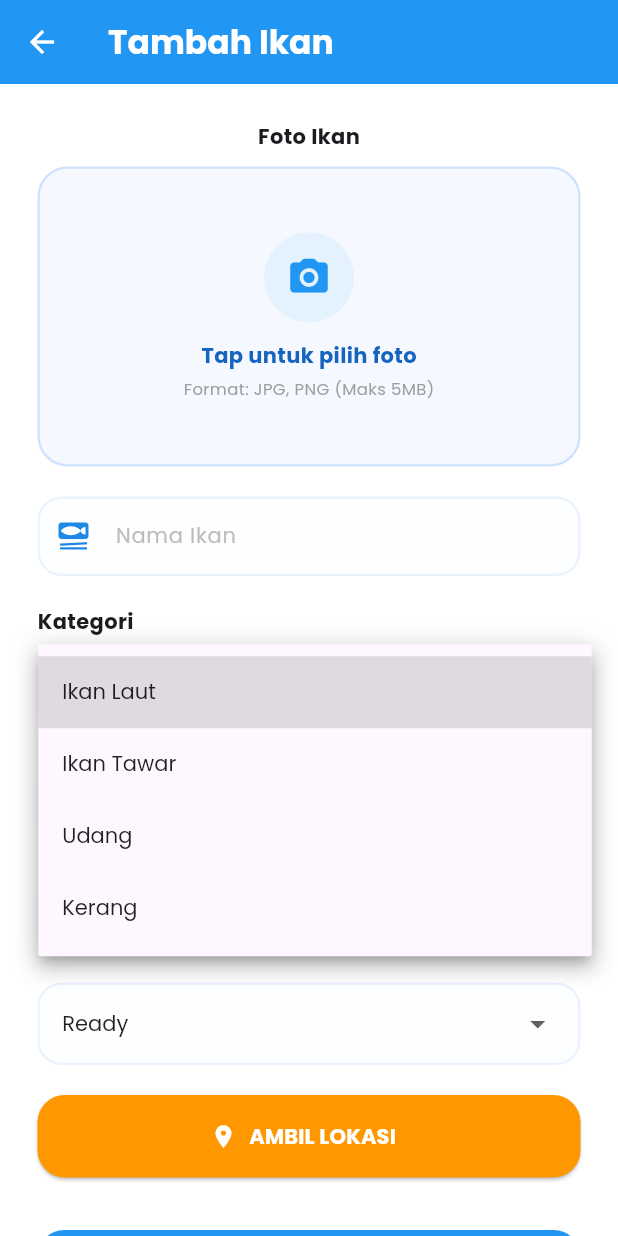
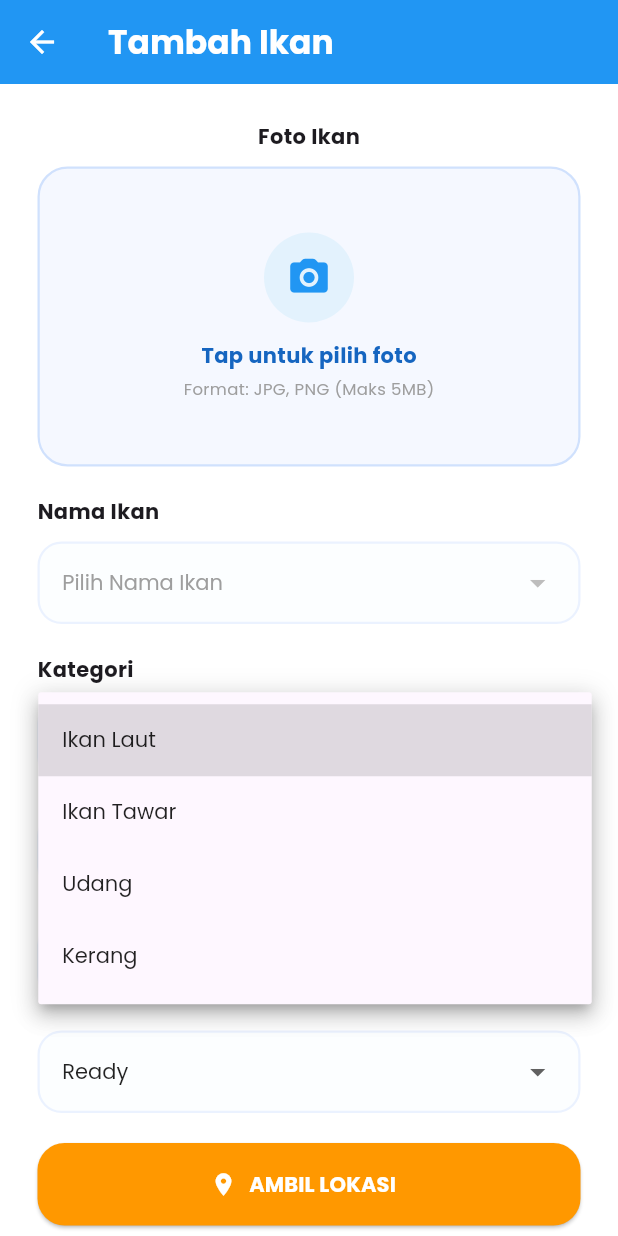
Before and after one commit to elmiraputri182-cyber/freshfish-app, a Flutter app: the TambahIkanPage screen opened directly, after a tap on "Ikan Laut", on a phone screen of 412 x 824 dp. Run offline on Flutter 3.47's test engine with Material 3 defaults, Android fonts, the phone set to English and light mode, and no system bars; our stand-ins replace firebase_auth, firebase_core, fl_chart, geolocator, google_fonts, google_sign_in and 4 more; accounts and stored records are empty; network calls fail.

Commit message:
Implement Admin master fish list and Agent dropdown name selection

```diff
--- a/lib/screens/admin/dashboard_admin_page.dart
+++ b/lib/screens/admin/dashboard_admin_page.dart
@@ -16,6 +16,7 @@ import 'laporan_admin_page.dart';
 import '../operasional/operasional_page.dart';
 import 'data_user/data_pembeli_page.dart';
 import 'data_user/data_agen_page.dart';
+import 'master_ikan_page.dart';
 
 class AdminDashboardPage extends StatefulWidget {
   const AdminDashboardPage({super.key});
@@ -434,6 +435,14 @@ class _AdminDashboardPageState extends State<AdminDashboardPage> {
                         "Laporan transaksi periodik admin & agen",
                         Colors.purple.shade600,
                         const LaporanAdminPage(),
+                      ),
+                      buildMenuCard(
+                        context,
+                        Icons.collections_bookmark_outlined,
+                        "Kelola Master Ikan",
+                        "Kelola standarisasi daftar nama ikan platform",
+                        Colors.indigo.shade600,
+                        const MasterIkanPage(),
                       ),
                       const SizedBox(height: 32),
 
--- a/lib/screens/agen/tambah_ikan_page.dart
+++ b/lib/screens/agen/tambah_ikan_page.dart
@@ -32,6 +32,32 @@ class _TambahIkanPageState extends State<TambahIkanPage> {
   double? latitude;
   double? longitude;
   bool isLoading = false;
+  List listMasterIkan = [];
+  String? selectedNamaIkan;
+
+  @override
+  void initState() {
+    super.initState();
+    fetchMasterIkan();
+  }
+
+  Future<void> fetchMasterIkan() async {
+    try {
+      final response = await http.get(
+        Uri.parse("${Api.baseUrl}/admin/get_master_ikan.php"),
+      );
+      if (response.statusCode == 200) {
+        final data = jsonDecode(response.body);
+        if (data["success"] == true) {
+          setState(() {
+            listMasterIkan = data["data"] ?? [];
+          });
+        }
+      }
+    } catch (e) {
+      debugPrint(e.toString());
+    }
+  }
 
   @override
   void dispose() {
@@ -263,12 +289,50 @@ class _TambahIkanPageState extends State<TambahIkanPage> {
 
             const SizedBox(height: 20),
 
-            buildField(
-              namaController,
-              "Nama Ikan",
-              Icons.set_meal,
+            Align(
+              alignment: Alignment.centerLeft,
+              child: Text(
+                "Nama Ikan",
+                style: GoogleFonts.poppins(
+                  fontWeight: FontWeight.bold,
+                ),
+              ),
             ),
-
+            const SizedBox(height: 10),
+            Container(
+              padding: const EdgeInsets.symmetric(horizontal: 15, vertical: 2),
+              decoration: BoxDecoration(
+                color: Colors.blue.withOpacity(0.01),
+                borderRadius: BorderRadius.circular(16),
+                border: Border.all(color: const Color(0xffEBF2FF), width: 1.5),
+              ),
+              child: DropdownButtonHideUnderline(
+                child: DropdownButtonFormField<String>(
+                  value: selectedNamaIkan,
+                  isExpanded: true,
+                  hint: Text(
+                    "Pilih Nama Ikan",
+                    style: GoogleFonts.poppins(color: Colors.grey),
+                  ),
+                  decoration: const InputDecoration(border: InputBorder.none),
+                  validator: (value) => value == null ? "Silakan pilih nama ikan" : null,
+                  style: GoogleFonts.poppins(color: Colors.black87, fontSize: 14),
+                  items: listMasterIkan.map<DropdownMenuItem<String>>((item) {
+                    final nama = item["nama_ikan"].toString();
+                    return DropdownMenuItem<String>(
+                      value: nama,
+                      child: Text(nama),
+                    );
+                  }).toList(),
+                  onChanged: (value) {
+                    setState(() {
+                      selectedNamaIkan = value;
+                      namaController.text = value ?? "";
+                    });
+                  },
+                ),
+              ),
+            ),
             const SizedBox(height: 20),
 
             Align(
```
Also changed, not shown: lib/screens/admin/master_ikan_page.dart (added, +387 -0 lines), lib/screens/agen/edit_ikan_page.dart (+61 -2 lines), 1 other file.
